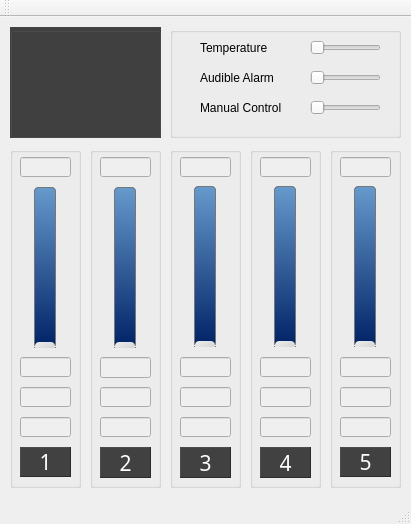
Before: the Qt Designer form gui_mainwindow.ui in Shub77/phoebetria-code, drawn with Qt 5.
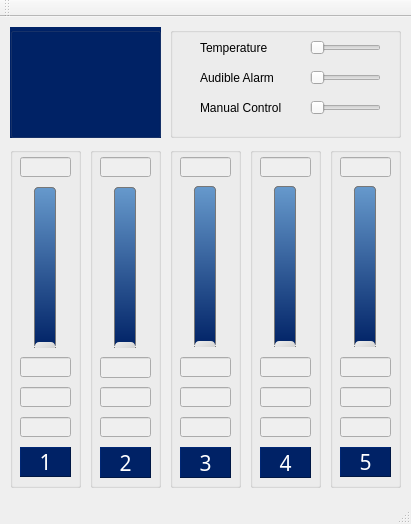
After: the same form once the commit is applied. Icons and pictures are not drawn.

Commit message: Fixed typo in Temperature control and some more color matching

The edit to the form file:
```diff
--- a/gui_mainwindow.ui
+++ b/gui_mainwindow.ui
@@ -121,8 +121,8 @@
       <string>Channel</string>
      </property>
      <property name="styleSheet">
-      <string notr="true">background-color: rgb(65, 65, 65);
-color: rgb(255, 255, 255);</string>
+      <string notr="true">background-color: #026;
+color: #fff;</string>
      </property>
      <property name="frameShape">
       <enum>QFrame::Panel</enum>
@@ -307,8 +307,8 @@
       <string>Channel</string>
      </property>
      <property name="styleSheet">
-      <string notr="true">background-color: rgb(65, 65, 65);
-color: rgb(255, 255, 255);</string>
+      <string notr="true">background-color: #026;
+color: #fff;</string>
      </property>
      <property name="frameShape">
       <enum>QFrame::Panel</enum>
@@ -493,8 +493,8 @@
       <string>Channel</string>
      </property>
      <property name="styleSheet">
-      <string notr="true">background-color: rgb(65, 65, 65);
-color: rgb(255, 255, 255);</string>
+      <string notr="true">background-color: #026;
+color: #fff;</string>
      </property>
      <property name="frameShape">
       <enum>QFrame::Panel</enum>
@@ -685,8 +685,8 @@
       <string>Channel</string>
      </property>
      <property name="styleSheet">
-      <string notr="true">background-color: rgb(65, 65, 65);
-color: rgb(255, 255, 255);</string>
+      <string notr="true">background-color: #026;
+color: #fff;</string>
      </property>
      <property name="frameShape">
       <enum>QFrame::Panel</enum>
@@ -894,8 +894,8 @@
       <string>Channel</string>
      </property>
      <property name="styleSheet">
-      <string notr="true">background-color: rgb(65, 65, 65);
-color: rgb(255, 255, 255);</string>
+      <string notr="true">background-color: #026;
+color: #fff;</string>
      </property>
      <property name="frameShape">
       <enum>QFrame::Panel</enum>
@@ -1337,8 +1337,8 @@
      </rect>
     </property>
     <property name="styleSheet">
-     <string notr="true">background-color: rgb(65, 65, 65);
-color: rgb(255, 255, 255);</string>
+     <string notr="true">background-color: #026;
+color: #fff;</string>
     </property>
     <property name="title">
      <string/>
```
Left out of the diff: 4 changed lines with no effect on the pictures.
